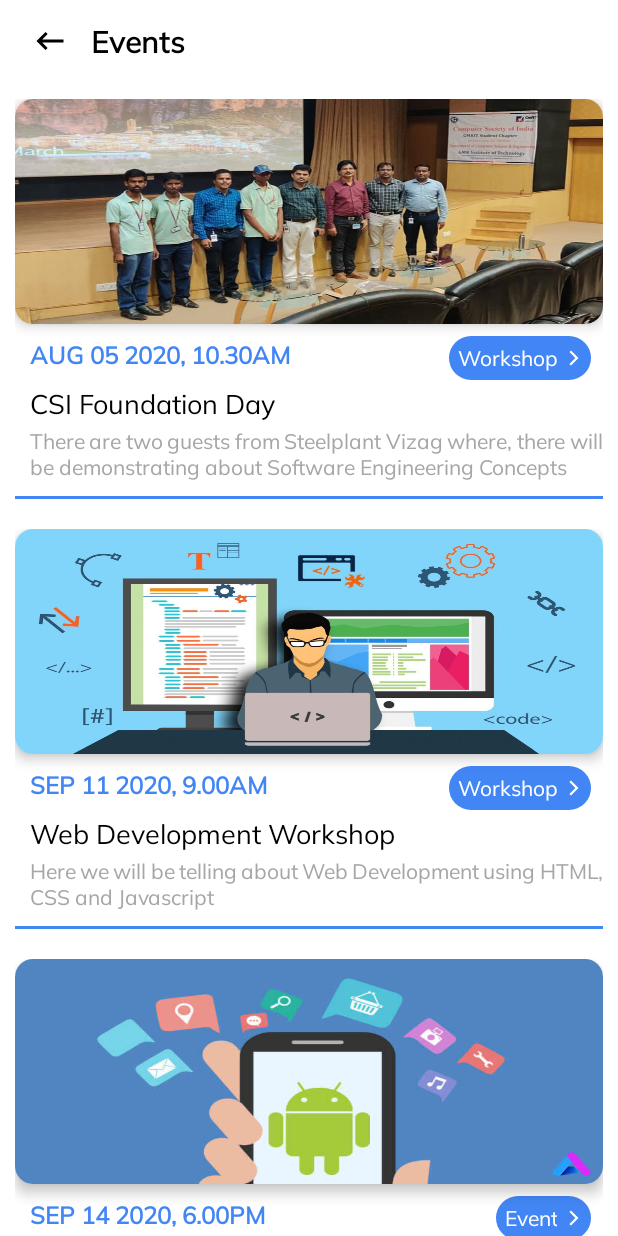
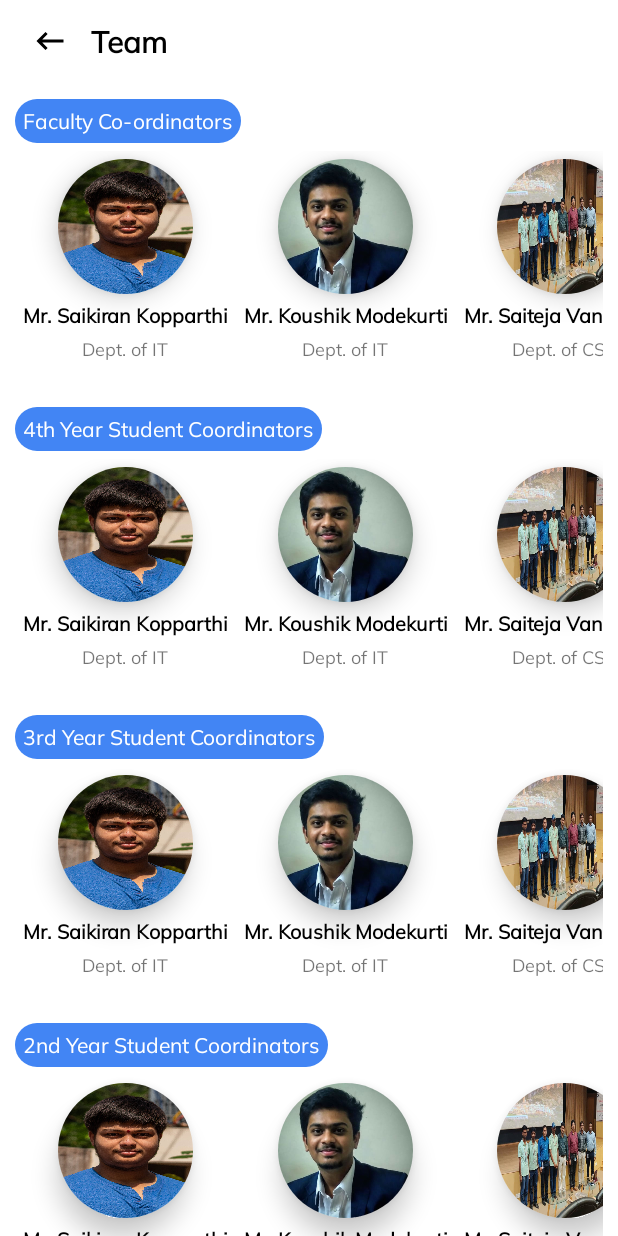
Before and after one commit to saikiran1224/CSI_GMRIT, an Android app: the screen it shows after launch (EventsActivity before the commit, TeamDisplayActivity after it), after a tap on "CSI GMRIT Student Chapter", on a phone screen of 412 x 824 dp. Run offline under Robolectric (Android 15) with nearby library versions, the phone set to English and light mode, and no system bars.

Commit message:
Completed Team Activity

```diff
--- a/app/build.gradle
+++ b/app/build.gradle
@@ -20,6 +20,12 @@ android {
             proguardFiles getDefaultProguardFile('proguard-android-optimize.txt'), 'proguard-rules.pro'
         }
     }
+
+    compileOptions {
+        sourceCompatibility JavaVersion.VERSION_1_8
+        targetCompatibility JavaVersion.VERSION_1_8
+    }
+
 }
 
 dependencies {
--- a/app/src/main/AndroidManifest.xml
+++ b/app/src/main/AndroidManifest.xml
@@ -9,7 +9,8 @@
         android:roundIcon="@mipmap/ic_launcher_round"
         android:supportsRtl="true"
         android:theme="@style/AppTheme">
-        <activity android:name=".activities.events.EventRegistrationActivity"></activity>
+        <activity android:name=".activities.team.TeamDisplayActivity" />
+        <activity android:name=".activities.events.EventRegistrationActivity" />
         <activity android:name=".activities.events.EventsActivity" />
         <activity android:name=".activities.general.MainActivity">
             <intent-filter>
--- a/app/src/main/java/com/gmrit/csigmrit/activities/general/MainActivity.java
+++ b/app/src/main/java/com/gmrit/csigmrit/activities/general/MainActivity.java
@@ -9,6 +9,7 @@ import android.widget.TextView;
 
 import com.gmrit.csigmrit.R;
 import com.gmrit.csigmrit.activities.events.EventsActivity;
+import com.gmrit.csigmrit.activities.team.TeamDisplayActivity;
 import com.google.android.material.card.MaterialCardView;
 
 public class MainActivity extends AppCompatActivity {
@@ -24,7 +25,7 @@ public class MainActivity extends AppCompatActivity {
         csiText.setOnClickListener(new View.OnClickListener() {
             @Override
             public void onClick(View view) {
-                Intent intent = new Intent(MainActivity.this, EventsActivity.class);
+                Intent intent = new Intent(MainActivity.this, TeamDisplayActivity.class);
                 startActivity(intent);
             }
         });
--- /dev/null
+++ b/app/src/main/java/com/gmrit/csigmrit/activities/team/TeamDisplayActivity.java
@@ -0,0 +1,69 @@
+package com.gmrit.csigmrit.activities.team;
+
+import androidx.appcompat.app.AppCompatActivity;
+import androidx.recyclerview.widget.LinearLayoutManager;
+import androidx.recyclerview.widget.RecyclerView;
+
+import android.os.Bundle;
+
+import com.gmrit.csigmrit.R;
+import com.gmrit.csigmrit.adapters.TeamDisplayAdapter;
+import com.gmrit.csigmrit.modals.TeamData;
+
+import java.util.ArrayList;
+import java.util.List;
+
+public class TeamDisplayActivity extends AppCompatActivity {
+
+    List<TeamData> facultyList, fourthYearList, thirdYearList, secondYearList;
+    RecyclerView facultyRecycler, fourthYearRecycler, thirdYearRecycler, secondYearRecycler;
+    TeamDisplayAdapter facultyAdapter, fourthYearAdapter, thirdYearAdapter, secondYearAdapter;
+
+    @Override
+    protected void onCreate(Bundle savedInstanceState) {
+        super.onCreate(savedInstanceState);
+        setContentView(R.layout.activity_team_display);
+
+        facultyRecycler = findViewById(R.id.facultyCoordinatorsList);
+        fourthYearRecycler = findViewById(R.id.fourthYearCoordinatorsList);
+        thirdYearRecycler = findViewById(R.id.thirdYearCoordinatorsList);
+        secondYearRecycler = findViewById(R.id.secondYearCoordinatorsList);
+
+        facultyList = new ArrayList<>();
+        fourthYearList = new ArrayList<>();
+        thirdYearList = new ArrayList<>();
+        secondYearList = new ArrayList<>();
+
+        facultyList.add(new TeamData(R.drawable.saikiran, "Mr. Saikiran Kopparthi", "Dept. of IT"));
+        facultyList.add(new TeamData(R.drawable.koushik_modekurti, "Mr. Koushik Modekurti", "Dept. of IT"));
+        facultyList.add(new TeamData(R.drawable.csi_inaug, "Mr. Saiteja Vankayala", "Dept. of CSE"));
+
+
+
+        facultyAdapter = new TeamDisplayAdapter(TeamDisplayActivity.this, facultyList);
+        LinearLayoutManager linearLayoutManager = new LinearLayoutManager(TeamDisplayActivity.this, LinearLayoutManager.HORIZONTAL, false);
+        facultyRecycler.setAdapter(facultyAdapter);
+        facultyRecycler.setLayoutManager(linearLayoutManager);
+
+        fourthYearAdapter = new TeamDisplayAdapter(TeamDisplayActivity.this, facultyList);
+        LinearLayoutManager linearLayoutManager1 = new LinearLayoutManager(TeamDisplayActivity.this, LinearLayoutManager.HORIZONTAL, false);
+        fourthYearRecycler.setAdapter(fourthYearAdapter);
+        fourthYearRecycler.setLayoutManager(linearLayoutManager1);
+
+        thirdYearAdapter = new TeamDisplayAdapter(TeamDisplayActivity.this, facultyList);
+        LinearLayoutManager linearLayoutManager2 = new LinearLayoutManager(TeamDisplayActivity.this, LinearLayoutManager.HORIZONTAL, false);
+        thirdYearRecycler.setAdapter(thirdYearAdapter);
+        thirdYearRecycler.setLayoutManager(linearLayoutManager2);
+
+        secondYearAdapter = new TeamDisplayAdapter(TeamDisplayActivity.this, facultyList);
+        LinearLayoutManager linearLayoutManager3 = new LinearLayoutManager(TeamDisplayActivity.this, LinearLayoutManager.HORIZONTAL, false);
+        secondYearRecycler.setAdapter(secondYearAdapter);
+        secondYearRecycler.setLayoutManager(linearLayoutManager3);
+
+
+
+
+
+
+    }
+}
--- /dev/null
+++ b/app/src/main/java/com/gmrit/csigmrit/adapters/TeamDisplayAdapter.java
@@ -0,0 +1,67 @@
+package com.gmrit.csigmrit.adapters;
+
+import android.content.Context;
+import android.view.LayoutInflater;
+import android.view.View;
+import android.view.ViewGroup;
+import android.widget.LinearLayout;
+import android.widget.RelativeLayout;
+import android.widget.TextView;
+
+import androidx.annotation.NonNull;
+import androidx.recyclerview.widget.RecyclerView;
+
+import com.gmrit.csigmrit.R;
+import com.gmrit.csigmrit.modals.TeamData;
+
+import java.util.List;
+
+public class TeamDisplayAdapter extends RecyclerView.Adapter<TeamDisplayAdapter.ViewHolder> {
+
+    Context context;
+    List<TeamData> teamDataList;
+
+    public TeamDisplayAdapter(Context context, List<TeamData> teamDataList) {
+        this.context = context;
+        this.teamDataList = teamDataList;
+    }
+
+    @NonNull
+    @Override
+    public ViewHolder onCreateViewHolder(@NonNull ViewGroup parent, int viewType) {
+
+        View view = LayoutInflater.from(context).inflate(R.layout.team_display_card, parent,false);
+        return new ViewHolder(view);
+    }
+
+    @Override
+    public void onBindViewHolder(@NonNull ViewHolder holder, int position) {
+
+        holder.imageLayout.setBackgroundResource(teamDataList.get(position).getTeamImage());
+        holder.txtTeamName.setText(teamDataList.get(position).getTeamName());
+        holder.txtTeamRole.setText(teamDataList.get(position).getTxtTeamRole());
+    }
+
+    @Override
+    public int getItemCount() {
+        return teamDataList.size();
+    }
+
+    public class ViewHolder extends RecyclerView.ViewHolder {
+
+        LinearLayout imageLayout;
+        RelativeLayout relativeLayout;
+        TextView txtTeamName, txtTeamRole;
+
+
+        public ViewHolder(@NonNull View itemView) {
+            super(itemView);
+
+            imageLayout = itemView.findViewById(R.id.imageView);
+            relativeLayout = itemView.findViewById(R.id.relativeLayout);
+            txtTeamName = itemView.findViewById(R.id.teamName);
+            txtTeamRole = itemView.findViewById(R.id.teamRole);
+
+        }
+    }
+}
--- /dev/null
+++ b/app/src/main/java/com/gmrit/csigmrit/modals/TeamData.java
@@ -0,0 +1,36 @@
+package com.gmrit.csigmrit.modals;
+
+public class TeamData {
+    private int teamImage;
+    private String teamName, txtTeamRole;
+
+    public TeamData(int teamImage, String teamName, String txtTeamRole) {
+        this.teamImage = teamImage;
+        this.teamName = teamName;
+        this.txtTeamRole = txtTeamRole;
+    }
+
+    public int getTeamImage() {
+        return teamImage;
+    }
+
+    public void setTeamImage(int teamImage) {
+        this.teamImage = teamImage;
+    }
+
+    public String getTeamName() {
+        return teamName;
+    }
+
+    public void setTeamName(String teamName) {
+        this.teamName = teamName;
+    }
+
+    public String getTxtTeamRole() {
+        return txtTeamRole;
+    }
+
+    public void setTxtTeamRole(String txtTeamRole) {
+        this.txtTeamRole = txtTeamRole;
+    }
+}
--- a/app/src/main/res/layout/activity_events.xml
+++ b/app/src/main/res/layout/activity_events.xml
@@ -1,5 +1,5 @@
 <?xml version="1.0" encoding="utf-8"?>
-<LinearLayout xmlns:android="http://schemas.android.com/apk/res/android"
+<androidx.core.widget.NestedScrollView xmlns:android="http://schemas.android.com/apk/res/android"
     xmlns:app="http://schemas.android.com/apk/res-auto"
     xmlns:tools="http://schemas.android.com/tools"
     android:layout_width="match_parent"
@@ -8,6 +8,10 @@
     android:orientation="vertical"
     tools:context=".activities.events.EventsActivity">
 
+    <LinearLayout
+        android:layout_width="match_parent"
+        android:layout_height="match_parent"
+        android:orientation="vertical">
 
         <androidx.appcompat.widget.Toolbar
             android:id="@+id/restaurantToolBar"
@@ -53,6 +57,7 @@
             android:layout_height="match_parent"
             android:orientation="vertical"
             android:id="@+id/eventsDisplayList" />
+    </LinearLayout>
 
 
-</LinearLayout>
+</androidx.core.widget.NestedScrollView>
--- /dev/null
+++ b/app/src/main/res/layout/activity_team_display.xml
@@ -0,0 +1,146 @@
+<?xml version="1.0" encoding="utf-8"?>
+<androidx.core.widget.NestedScrollView xmlns:android="http://schemas.android.com/apk/res/android"
+    xmlns:app="http://schemas.android.com/apk/res-auto"
+    xmlns:tools="http://schemas.android.com/tools"
+    android:layout_width="match_parent"
+    android:layout_height="match_parent"
+    tools:context=".activities.team.TeamDisplayActivity">
+
+    <LinearLayout
+        android:layout_width="match_parent"
+        android:layout_height="match_parent"
+        android:background="@color/colorWhite"
+        android:orientation="vertical">
+
+        <androidx.appcompat.widget.Toolbar
+            android:id="@+id/restaurantToolBar"
+            android:layout_width="match_parent"
+            android:layout_height="wrap_content"
+            android:background="#fff"
+            app:titleMarginStart="40dp">
+            <FrameLayout
+                android:layout_width="match_parent"
+                android:layout_height="match_parent">
+                <LinearLayout
+                    android:layout_width="match_parent"
+                    android:gravity="center_vertical"
+                    android:layout_height="wrap_content"
+                    android:orientation="horizontal">
+                    <ImageView
+                        android:id="@+id/back_button"
+                        android:layout_width="wrap_content"
+                        android:layout_height="wrap_content"
+                        android:padding="5dp"
+                        app:tint="#000"
+                        android:src="@drawable/ic_baseline_keyboard_backspace_24" />
+
+                    <TextView
+                        android:layout_width="wrap_content"
+                        android:layout_height="wrap_content"
+                        android:text="Team"
+                        android:textStyle="bold"
+                        android:textSize="20dp"
+                        android:textColor="#000"
+                        android:layout_margin="10dp" />
+
+
+                </LinearLayout>
+            </FrameLayout>
+        </androidx.appcompat.widget.Toolbar>
+
+        <LinearLayout
+            android:layout_width="match_parent"
+            android:layout_height="match_parent"
+            android:orientation="vertical"
+            android:padding="10dp"
+            android:background="@color/colorWhite">
+
+            <TextView
+                android:layout_width="wrap_content"
+                android:layout_height="wrap_content"
+                android:text="Faculty Co-ordinators"
+                android:textColor="@color/colorWhite"
+                android:background="@drawable/blue_bg_textview"
+                android:padding="5dp" />
+
+            <androidx.recyclerview.widget.RecyclerView
+                android:layout_width="match_parent"
+                android:layout_height="wrap_content"
+                android:orientation="horizontal"
+                android:id="@+id/facultyCoordinatorsList" />
+
+        </LinearLayout>
+
+        <LinearLayout
+            android:layout_width="match_parent"
+            android:layout_height="match_parent"
+            android:orientation="vertical"
+            android:padding="10dp"
+            android:background="@color/colorWhite">
+            <TextView
+                android:layout_width="wrap_content"
+                android:layout_height="wrap_content"
+                android:text="4th Year Student Coordinators"
+                android:textColor="@color/colorWhite"
+                android:background="@drawable/blue_bg_textview"
+                android:padding="5dp" />
+
+            <androidx.recyclerview.widget.RecyclerView
+                android:layout_width="match_parent"
+                android:layout_height="wrap_content"
+                android:orientation="horizontal"
+                android:id="@+id/fourthYearCoordinatorsList" />
+        </LinearLayout>
+
+
+        <LinearLayout
+            android:layout_width="match_parent"
+            android:layout_height="match_parent"
+            android:orientation="vertical"
+            android:padding="10dp"
+            android:background="@color/colorWhite">
+
+            <TextView
+                android:layout_width="wrap_content"
+                android:layout_height="wrap_content"
+                android:text="3rd Year Student Coordinators"
+                android:textColor="@color/colorWhite"
+                android:background="@drawable/blue_bg_textview"
+                android:padding="5dp" />
+
+            <androidx.recyclerview.widget.RecyclerView
+                android:layout_width="match_parent"
+                android:layout_height="wrap_content"
+                android:orientation="horizontal"
+                android:id="@+id/thirdYearCoordinatorsList" />
+        </LinearLayout>
+
+        <LinearLayout
+            android:layout_width="match_parent"
+            android:layout_height="match_parent"
+            android:orientation="vertical"
+            android:padding="10dp"
+            android:background="@color/colorWhite">
+
+            <TextView
+                android:layout_width="wrap_content"
+                android:layout_height="wrap_content"
+                android:text="2nd Year Student Coordinators"
+                android:textColor="@color/colorWhite"
+                android:background="@drawable/blue_bg_textview"
+                android:padding="5dp" />
+
+            <androidx.recyclerview.widget.RecyclerView
+                android:layout_width="match_parent"
+                android:layout_height="wrap_content"
+                android:orientation="horizontal"
+                android:id="@+id/secondYearCoordinatorsList" />
+
+        </LinearLayout>
+
+
+
+
+    </LinearLayout>
+
+</androidx.core.widget.NestedScrollView>
--- /dev/null
+++ b/app/src/main/res/layout/team_display_card.xml
@@ -0,0 +1,51 @@
+<?xml version="1.0" encoding="utf-8"?>
+<RelativeLayout xmlns:android="http://schemas.android.com/apk/res/android"
+    android:layout_width="wrap_content"
+    xmlns:app="http://schemas.android.com/apk/res-auto"
+    android:orientation="vertical"
+    android:gravity="center"
+    android:padding="5dp"
+    android:id="@+id/relativeLayout"
+    android:layout_height="wrap_content">
+
+    <androidx.cardview.widget.CardView
+        android:layout_width="90dp"
+        android:layout_height="90dp"
+        android:layout_centerInParent="true"
+        app:cardElevation="10dp"
+        android:id="@+id/imageCard"
+        android:layout_alignParentTop="true"
+        android:layout_alignParentStart="true"
+        android:layout_margin="5dp"
+        app:cardCornerRadius="60dp">
+        <LinearLayout
+            android:id="@+id/imageView"
+            android:layout_width="match_parent"
+            android:layout_height="match_parent"
+            android:orientation="vertical"
+            android:background="@drawable/saikiran" />
+    </androidx.cardview.widget.CardView>
+
+    <TextView
+        android:id="@+id/teamName"
+        android:layout_width="wrap_content"
+        android:layout_height="wrap_content"
+        android:text="Mr. Saikiran Kopparthi"
+        android:textColor="#000"
+        android:layout_centerInParent="true"
+        android:layout_below="@id/imageCard"
+        android:textSize="13sp"
+        android:textStyle="bold"/>
+
+    <TextView
+        android:id="@+id/teamRole"
+        android:layout_below="@id/teamName"
+        android:layout_width="wrap_content"
+        android:layout_height="wrap_content"
+        android:text="Student Coordinator"
+        android:layout_centerInParent="true"
+        android:layout_margin="5dp"
+        android:textSize="12sp" />
+
+
+</RelativeLayout>
--- a/app/src/main/res/values/styles.xml
+++ b/app/src/main/res/values/styles.xml
@@ -1,4 +1,5 @@
 <resources>
+
     <!-- Base application theme. -->
     <style name="AppTheme" parent="Theme.MaterialComponents.Light.NoActionBar.Bridge">
         <!-- Customize your theme here. -->
```
Also changed, not shown: app/src/main/ic_launcher-playstore.png (added), app/src/main/res/drawable/koushik_modekurti.jpg (added), app/src/main/res/drawable/saikiran.jpg (added), app/src/main/res/drawable/saiteja_vankayala.jpeg (added), app/src/main/res/mipmap-hdpi/ic_launcher_foreground.png (added), app/src/main/res/mipmap-xhdpi/ic_launcher_foreground.png (added), app/src/main/res/mipmap-xxhdpi/ic_launcher_foreground.png (added), app/src/main/res/mipmap-xxxhdpi/ic_launcher_foreground.png (added).
